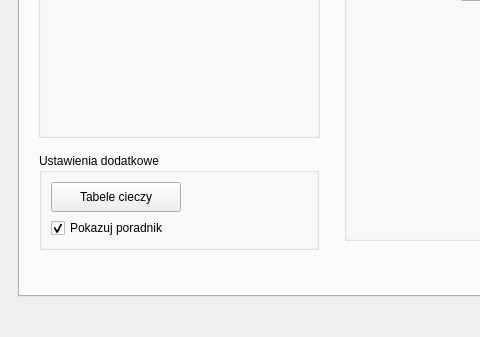
Above: main_window.ui from mar8us/SerialPortConnectorRadwag before the change; both pictures show x 0 to 480 and y 526 to 863 of the 1263 by 863 pixel window. Below: the same form after it.
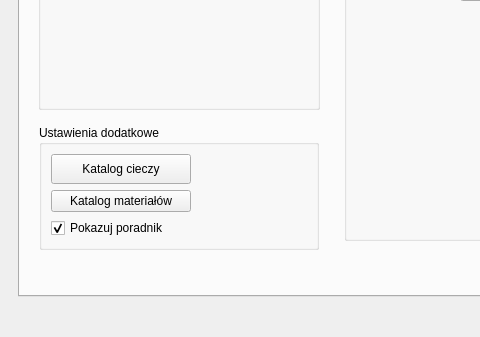
That is the form after the change. The open tabs and pages were chosen to show the change. Icons and pictures are not drawn.

What changed in the file:
```diff
--- a/main_window.ui
+++ b/main_window.ui
@@ -308,7 +308,7 @@
                       <widget class="QPushButton" name="buttonTableFluids">
                        <property name="minimumSize">
                         <size>
-                         <width>130</width>
+                         <width>140</width>
                          <height>30</height>
                         </size>
                        </property>
@@ -319,7 +319,26 @@
                         </size>
                        </property>
                        <property name="text">
-                        <string>Tabele cieczy</string>
+                        <string>Katalog cieczy</string>
+                       </property>
+                      </widget>
+                     </item>
+                     <item>
+                      <widget class="QPushButton" name="buttonTableMatrials">
+                       <property name="minimumSize">
+                        <size>
+                         <width>140</width>
+                         <height>0</height>
+                        </size>
+                       </property>
+                       <property name="maximumSize">
+                        <size>
+                         <width>130</width>
+                         <height>30</height>
+                        </size>
+                       </property>
+                       <property name="text">
+                        <string>Katalog materiałów</string>
                        </property>
                       </widget>
                      </item>
```
Left out of the diff: 2 changed lines with no effect on the pictures.
